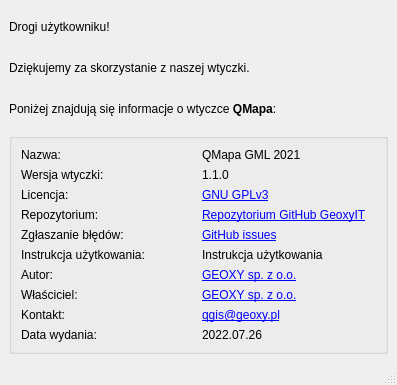
First picture: the form in ui/help.ui, repository geoxyIT/QMapa, before the edit.
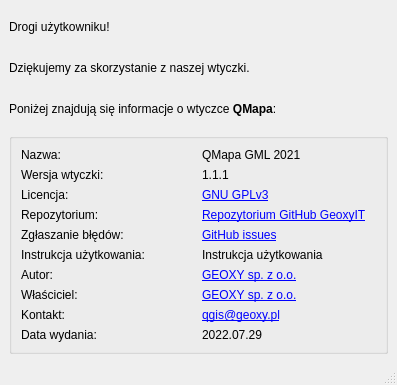
Second picture: the form after the edit. Icons and pictures are not drawn.

The edit to the form file:
```diff
--- a/ui/help.ui
+++ b/ui/help.ui
@@ -70,7 +70,7 @@
        <item row="1" column="1">
         <widget class="QLabel" name="label_8">
          <property name="text">
-          <string>1.1.0</string>
+          <string>1.1.1</string>
          </property>
         </widget>
        </item>
@@ -203,7 +203,7 @@
        <item row="9" column="1">
         <widget class="QLabel" name="label_23">
          <property name="text">
-          <string>2022.07.26</string>
+          <string>2022.07.29</string>
          </property>
         </widget>
        </item>
```
Left out of the diff: 2 changed lines with no effect on the pictures.
